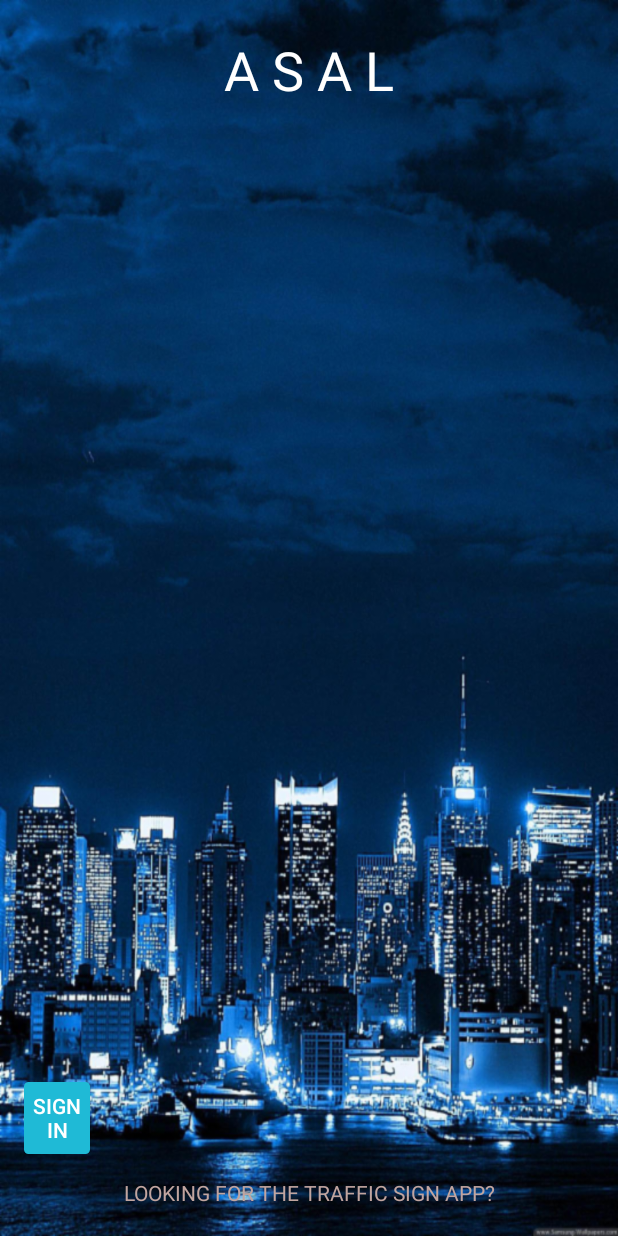
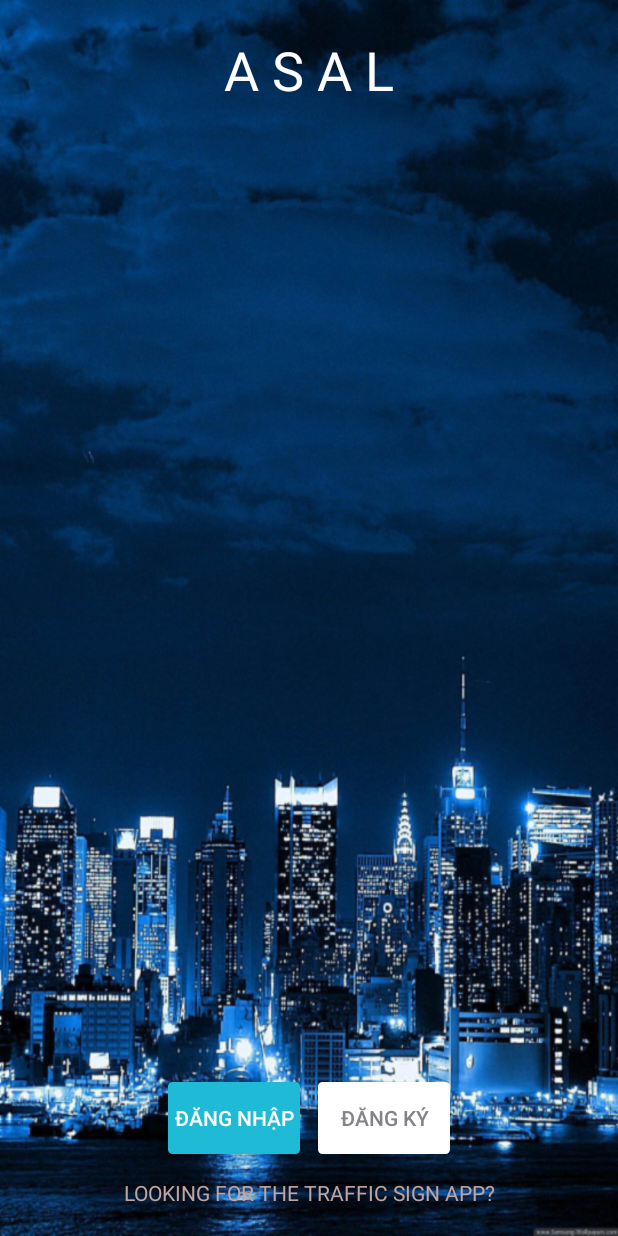
Before and after one commit to trananhdat/SmartMobilityASAL, an Android app: the screen it shows after launch (MainActivity), on a phone screen of 412 x 824 dp. Run offline under Robolectric (Android 15) with nearby library versions, the phone set to English and light mode, and no system bars.

Commit message:
Tạo nút Đăng ký

```diff
--- /dev/null
+++ b/app/src/main/res/drawable/btn_register_background.xml
@@ -0,0 +1,15 @@
+<?xml version="1.0" encoding="utf-8"?>
+<ripple xmlns:android="http://schemas.android.com/apk/res/android"
+    xmlns:tools="http://schemas.android.com/tools"
+    android:color="@color/rippleEffectColor"
+    tools:targetApi="lollipop"
+    >
+    <item>
+        <shape android:shape="rectangle">
+            <solid android:color="@android:color/white"></solid>
+            <stroke android:color="@android:color/white" android:width="2dp"></stroke>
+            <corners android:radius="2dp"/>
+        </shape>
+    </item>
+
+</ripple>
--- a/app/src/main/res/layout/activity_main.xml
+++ b/app/src/main/res/layout/activity_main.xml
@@ -43,6 +43,7 @@
         android:weightSum="2"
         android:layout_above="@id/txt_rider_app"
         android:layout_margin="16dp"
+        android:layout_centerHorizontal="true"
         android:layout_width="wrap_content"
         android:layout_height="wrap_content">
 
@@ -50,8 +51,19 @@
             android:id="@+id/btnSignIn"
             android:background="@drawable/btn_sign_in_background"
             android:textColor="@android:color/white"
-            android:text="SIGN IN"
+            android:text="ĐĂNG NHẬP"
             android:layout_marginRight="6dp"
+            android:layout_weight="1"
+            android:layout_width="0dp"
+            android:layout_height="wrap_content" />
+
+
+        <Button
+            android:id="@+id/btnRegister"
+            android:background="@drawable/btn_register_background"
+            android:textColor="@color/btnRegister"
+            android:text="ĐĂNG KÝ"
+            android:layout_marginLeft="6dp"
             android:layout_weight="1"
             android:layout_width="0dp"
             android:layout_height="wrap_content" />
```
